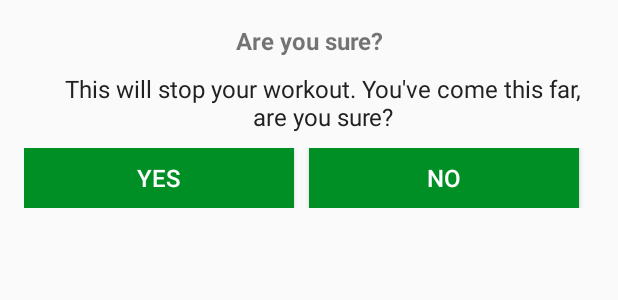
After one commit to AkinchanKushwaha/SevenMinuteWorkout, an Android app: the layout dialog_custom_back_confirmation.xml on its own in the app's theme, with its tools: preview values and no code run, on a phone screen of 412 x 824 dp. The commit adds this screen. Shown: the top 300 px of the screen. Run offline under Robolectric (Android 15) with nearby library versions, the phone set to English and light mode, and no system bars.

Commit message:
add back confirmation.

```diff
--- a/app/src/main/java/com/sevenminuteworkout/ExerciseActivity.kt
+++ b/app/src/main/java/com/sevenminuteworkout/ExerciseActivity.kt
@@ -1,5 +1,6 @@
 package com.sevenminuteworkout
 
+import android.app.Dialog
 import android.content.Intent
 import android.media.MediaPlayer
 import android.os.Bundle
@@ -13,6 +14,7 @@ import android.widget.Toast
 import androidx.appcompat.app.AppCompatActivity
 import androidx.recyclerview.widget.LinearLayoutManager
 import kotlinx.android.synthetic.main.activity_exercise.*
+import kotlinx.android.synthetic.main.dialog_custom_back_confirmation.*
 import org.w3c.dom.Text
 import java.lang.Exception
 import java.util.*
@@ -41,7 +43,7 @@ class ExerciseActivity : AppCompatActivity(), TextToSpeech.OnInitListener  {
         setSupportActionBar(toolbar_exercise_activity)
         supportActionBar?.setDisplayHomeAsUpEnabled(true)
         toolbar_exercise_activity.setNavigationOnClickListener {
-            onBackPressed()
+            customDialogForBackButton()
         }
         tts =TextToSpeech(this,this)
         exerciseList = Constants.defaultExerciseList()
@@ -183,4 +185,18 @@ class ExerciseActivity : AppCompatActivity(), TextToSpeech.OnInitListener  {
         rvExerciseStatus.adapter = exerciseAdapter
     }
 
+    private fun customDialogForBackButton(){
+        val customDialog = Dialog(this)
+
+        customDialog.setContentView(R.layout.dialog_custom_back_confirmation)
+        customDialog.tvYes.setOnClickListener{
+            finish()
+            customDialog.dismiss()
+        }
+        customDialog.tvNo.setOnClickListener{
+            customDialog.dismiss()
+        }
+        customDialog.show()
+    }
+
 }
--- /dev/null
+++ b/app/src/main/res/layout/dialog_custom_back_confirmation.xml
@@ -0,0 +1,57 @@
+<?xml version="1.0" encoding="utf-8"?>
+<LinearLayout xmlns:android="http://schemas.android.com/apk/res/android"
+    android:orientation="vertical" android:layout_width="match_parent"
+    android:layout_height="wrap_content"
+    android:gravity="center"
+    android:padding="16dp">
+
+    <TextView
+        android:layout_width="match_parent"
+        android:layout_height="wrap_content"
+        android:textStyle="bold"
+        android:gravity="center"
+        android:text="Are you sure?"
+        android:textSize="16sp"/>
+    <TextView
+        android:layout_width="match_parent"
+        android:layout_height="wrap_content"
+        android:layout_marginStart="10dp"
+        android:layout_marginTop="10dp"
+        android:gravity="center"
+        android:text="This will stop your workout. You've come this far, are you sure?"
+        android:textColor="#212121"
+        android:textSize="16sp"/>
+        <LinearLayout
+            android:layout_width="match_parent"
+            android:layout_height="wrap_content"
+            android:orientation="horizontal"
+            android:layout_marginTop="10dp"
+            >
+            <Button
+                android:id="@+id/tvYes"
+                android:layout_width="0dp"
+                android:layout_height="40dp"
+                android:layout_marginEnd="10dp"
+                android:text="YES"
+                android:layout_weight="1"
+                android:background="@color/colorAccent"
+                android:gravity="center"
+                android:padding="8dp"
+                android:textColor="#FFFFFF"
+                android:textSize="16sp"
+                />
+            <Button
+                android:id="@+id/tvNo"
+                android:layout_width="0dp"
+                android:layout_height="40dp"
+                android:layout_marginEnd="10dp"
+                android:text="NO"
+                android:layout_weight="1"
+                android:background="@color/colorAccent"
+                android:gravity="center"
+                android:padding="8dp"
+                android:textColor="#FFFFFF"
+                android:textSize="16sp"
+                />
+        </LinearLayout>
+</LinearLayout>
```
